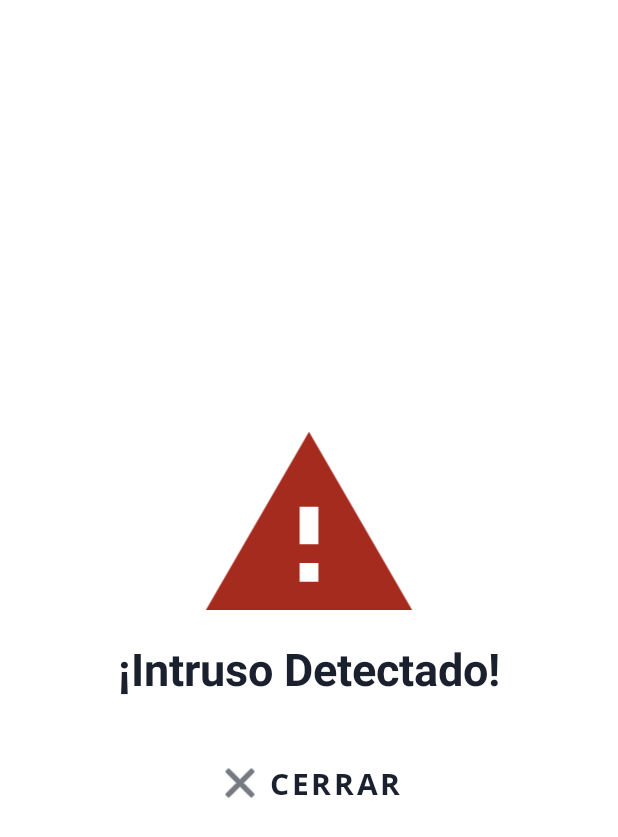
After one commit to PotatoBhk/appm_od, an Android app: the AlertActivity screen opened directly, with no data from a screen before it, on a phone screen of 412 x 824 dp. The commit adds this screen. Shown: the top 837 px of the screen. Run offline under Robolectric (Android 15) with nearby library versions, the phone set to English and light mode, and no system bars; Roboto replaces fonts that are not available here.

Commit message:
Added alert notification | Code Refactoring

```diff
--- /dev/null
+++ b/app/src/main/java/com/tesisunl/appod/AlertActivity.kt
@@ -0,0 +1,30 @@
+package com.tesisunl.appod
+
+import android.media.MediaPlayer
+import android.os.Build
+import androidx.appcompat.app.AppCompatActivity
+import android.os.Bundle
+import android.widget.Button
+import android.widget.TextView
+
+class AlertActivity : AppCompatActivity() {
+    override fun onCreate(savedInstanceState: Bundle?) {
+        super.onCreate(savedInstanceState)
+        setContentView(R.layout.activity_alert)
+        if (Build.VERSION.SDK_INT >= Build.VERSION_CODES.O_MR1) {
+            setShowWhenLocked(true)
+            setTurnScreenOn(true)
+        }
+//        val txtAlarm : TextView = findViewById(R.id.camera_alarm)
+        val btnClose : Button = findViewById(R.id.btn_close)
+//        val nCamera : String? = intent.getStringExtra("nCamera")
+//        txtAlarm.text = "CÁMARA $nCamera"
+        val mediaPlayer = MediaPlayer.create(this, R.raw.alarm)
+        mediaPlayer.isLooping = true
+        mediaPlayer.start()
+        btnClose.setOnClickListener {
+            mediaPlayer.stop()
+            finish()
+        }
+    }
+}
--- a/app/src/main/java/com/tesisunl/appod/SocketHandler.kt
+++ b/app/src/main/java/com/tesisunl/appod/SocketHandler.kt
@@ -1,7 +1,5 @@
 package com.tesisunl.appod
 
-import android.graphics.Color
-import android.widget.TextView
 import io.socket.client.IO
 import io.socket.client.Socket
 import java.net.URISyntaxException
@@ -9,13 +7,13 @@ import java.net.URISyntaxException
 object SocketHandler {
     lateinit var mSocket: Socket
     @Synchronized
-    fun setSocket() {
+    fun setSocket(url : String) {
         try {
 // "http://10.0.2.2:3000" is the network your Android emulator must use to join the localhost network on your computer
 // "http://localhost:3000/" will not work
 // If you want to use your physical phone you could use your ip address plus :3000
 // This will allow your Android Emulator and physical device at your home to connect to the server
-            mSocket = IO.socket("http://192.168.1.9:5000")
+            mSocket = IO.socket("http://$url")
             println("Connected...")
         } catch (e: URISyntaxException) {
             println("Doesn't WORK!!")
--- /dev/null
+++ b/app/src/main/res/drawable/ic_baseline_warning_24.xml
@@ -0,0 +1,5 @@
+<vector android:height="150dp" android:tint="#A62B1F"
+    android:viewportHeight="24" android:viewportWidth="24"
+    android:width="150dp" xmlns:android="http://schemas.android.com/apk/res/android">
+    <path android:fillColor="@android:color/white" android:pathData="M1,21h22L12,2 1,21zM13,18h-2v-2h2v2zM13,14h-2v-4h2v4z"/>
+</vector>
--- /dev/null
+++ b/app/src/main/res/layout/activity_alert.xml
@@ -0,0 +1,45 @@
+<?xml version="1.0" encoding="utf-8"?>
+<LinearLayout xmlns:android="http://schemas.android.com/apk/res/android"
+    xmlns:app="http://schemas.android.com/apk/res-auto"
+    xmlns:tools="http://schemas.android.com/tools"
+    android:layout_width="match_parent"
+    android:layout_height="match_parent"
+    android:gravity="center"
+    android:orientation="vertical"
+    tools:context=".AlertActivity">
+
+    <ImageView
+        android:id="@+id/imageView"
+        android:layout_width="match_parent"
+        android:layout_height="wrap_content"
+        android:layout_weight="0"
+        android:contentDescription="@string/description_icon_alarm"
+        app:srcCompat="@drawable/ic_baseline_warning_24" />
+
+    <TextView
+        android:id="@+id/title_alarm"
+        android:layout_width="wrap_content"
+        android:layout_height="wrap_content"
+        android:layout_weight="0"
+        android:gravity="center"
+        android:text="@string/title_alarm"
+        android:textColor="#1A202E"
+        android:textColorHint="#1A202E"
+        android:textSize="30sp"
+        android:textStyle="normal|bold" />
+
+    <Button
+        android:id="@+id/btn_close"
+        style="@style/Widget.MaterialComponents.Button.TextButton.Icon"
+        android:layout_width="wrap_content"
+        android:layout_height="wrap_content"
+        android:layout_marginTop="30dp"
+        android:fontFamily="@font/open_sans_bold"
+        android:text="@string/button_alarm"
+        android:textColor="#1A202E"
+        android:textSize="20sp"
+        android:textStyle="bold"
+        app:icon="@android:drawable/ic_menu_close_clear_cancel"
+        app:iconTint="#1A202E" />
+
+</LinearLayout>
--- a/app/src/main/res/values/strings.xml
+++ b/app/src/main/res/values/strings.xml
@@ -20,4 +20,7 @@
     <string name="login_login">Iniciar sesión</string>
     <string name="server_login">Servidor</string>
     <string name="mail_login">Correo Electrónico</string>
+    <string name="title_alarm">¡Intruso Detectado!</string>
+    <string name="description_icon_alarm">Icono para la vista de alarma</string>
+    <string name="button_alarm">CERRAR</string>
 </resources>
--- a/build.gradle
+++ b/build.gradle
@@ -2,7 +2,7 @@
 plugins {
     id 'com.android.application' version '7.1.2' apply false
     id 'com.android.library' version '7.1.2' apply false
-    id 'org.jetbrains.kotlin.android' version '1.6.10' apply false
+    id 'org.jetbrains.kotlin.android' version '1.6.21' apply false
 }
 
 task clean(type: Delete) {
```
Also changed, not shown: app/src/main/AndroidManifest.xml (+16 -6 lines), app/src/main/java/com/tesisunl/appod/MainActivity.kt (+107 -19 lines), app/src/main/res/drawable/notification_icon.xml (added, +10 -0 lines), app/src/main/res/layout/activity_login.xml (+24 -20 lines), 1 other file.
